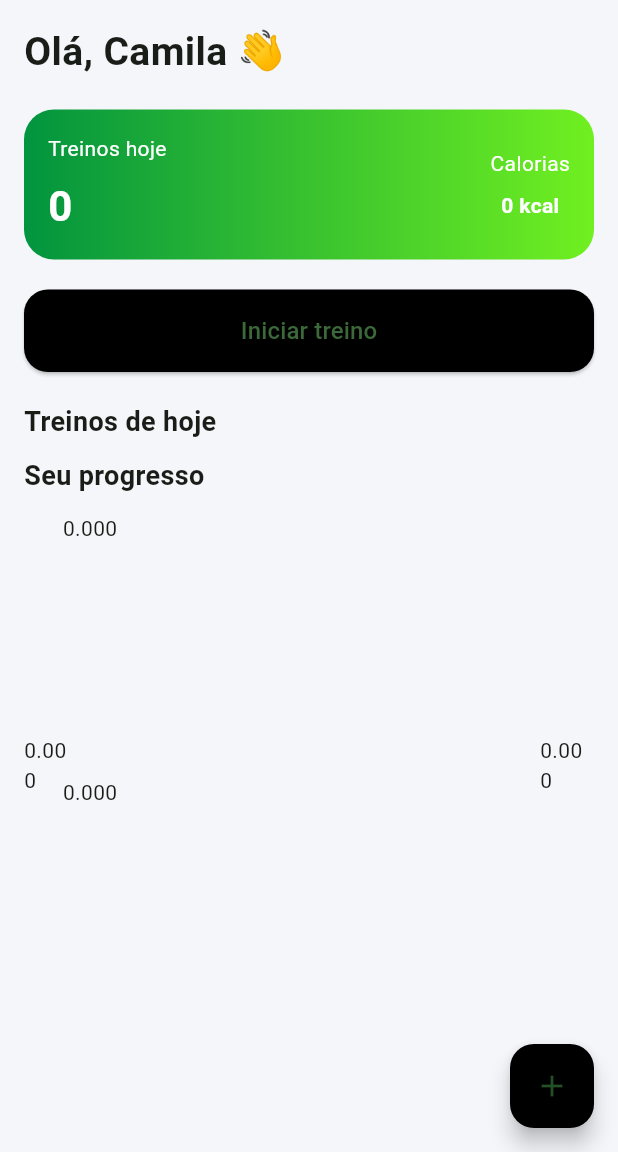
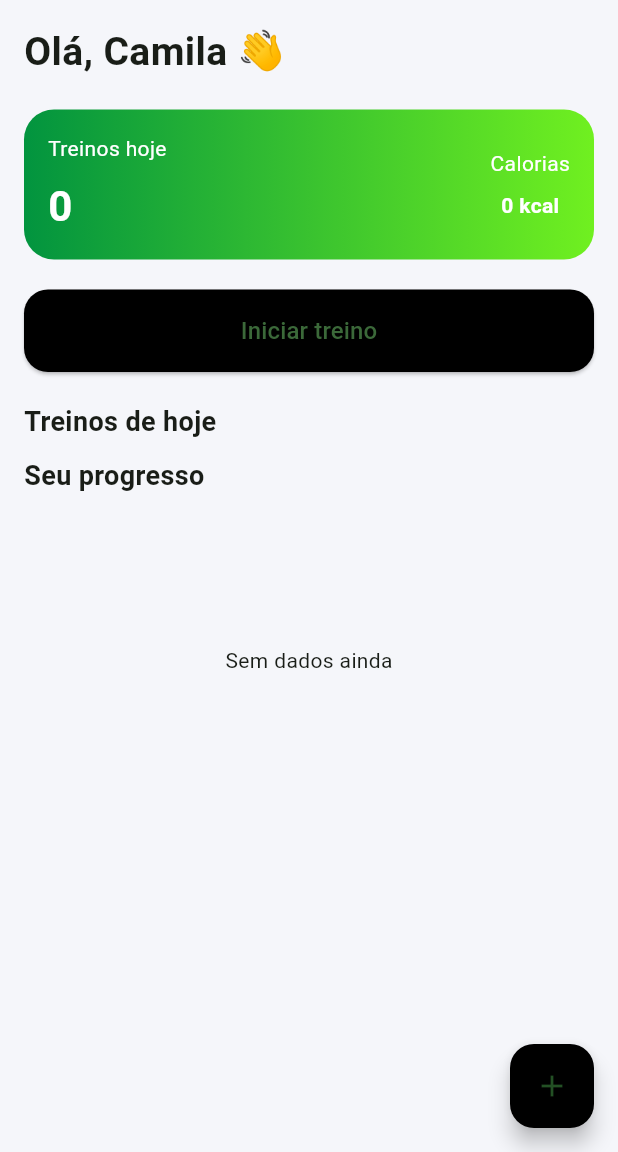
Before and after one commit to Camilasuany07/fitplanner, a Flutter app: the screen it shows after launch, on a phone screen of 412 x 824 dp, the part 84-1236 px from its top. Run offline on Flutter 3.47's test engine with Material 3 defaults, Android fonts, the phone set to English and light mode, and no system bars; drawn by our look-alikes of fl_chart; our stand-ins replace shared_preferences.

Commit message:
Enhance progress chart: add data handling for empty workouts, adjust chart dimensions, and improve grid and title visibility

```diff
--- a/lib/features/workout/widgets/progress_chart.dart
+++ b/lib/features/workout/widgets/progress_chart.dart
@@ -9,16 +9,49 @@ class ProgressChart extends StatelessWidget {
 
   @override
   Widget build(BuildContext context) {
+    // 🔥 evita erro se não tiver dados
+    if (workouts.isEmpty) {
+      return const SizedBox(
+        height: 200,
+        child: Center(
+          child: Text("Sem dados ainda"),
+        ),
+      );
+    }
+
     return SizedBox(
-      height: 200,
+      height: 220,
       child: LineChart(
         LineChartData(
-          gridData: FlGridData(show: false),
+          minY: 0,
+          maxY: workouts
+                  .map((w) => w.calories)
+                  .reduce((a, b) => a > b ? a : b)
+                  .toDouble() +
+              100,
+
+          gridData: FlGridData(show: true),
+
           borderData: FlBorderData(show: false),
-          titlesData: FlTitlesData(show: true),
+
+          titlesData: FlTitlesData(
+            leftTitles: AxisTitles(
+              sideTitles: SideTitles(showTitles: true),
+            ),
+            bottomTitles: AxisTitles(
+              sideTitles: SideTitles(showTitles: true),
+            ),
+          ),
+
           lineBarsData: [
             LineChartBarData(
               isCurved: true,
+              color: Colors.greenAccent,
+              barWidth: 4,
+              isStrokeCapRound: true,
+
+              dotData: FlDotData(show: true),
+
               spots: workouts.asMap().entries.map((entry) {
                 int index = entry.key;
                 final workout = entry.value;
@@ -28,9 +61,6 @@ class ProgressChart extends StatelessWidget {
                   workout.calories.toDouble(),
                 );
               }).toList(),
-              barWidth: 4,
-              isStrokeCapRound: true,
-              dotData: FlDotData(show: true),
             ),
           ],
         ),
```
